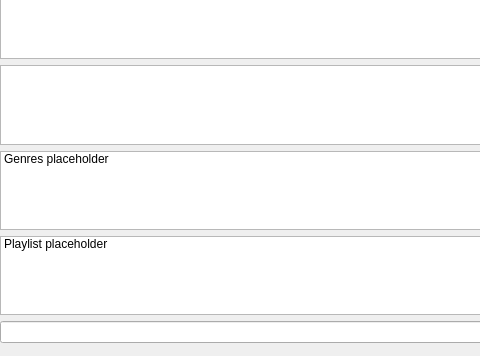
First picture: the form in musicwindow.ui, repository gidzzz/openmediaplayer, before the edit; both pictures show x 0 to 480 and y 124 to 480 of the 800 by 480 pixel window.
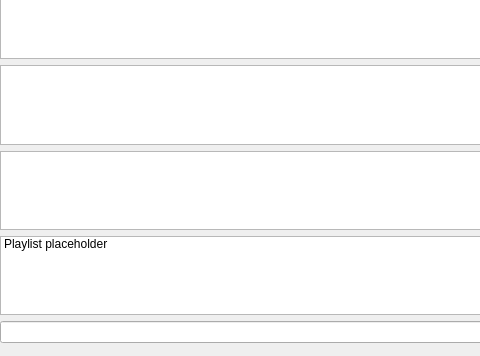
Second picture: the form after the edit. Custom widgets are drawn as their Qt base class.

Commit message: Take out genres placeholder

```diff
--- a/musicwindow.ui
+++ b/musicwindow.ui
@@ -106,11 +106,9 @@
      </item>
      <item>
       <widget class="QListWidget" name="genresList">
-       <item>
-        <property name="text">
-         <string>Genres placeholder</string>
-        </property>
-       </item>
+       <property name="alternatingRowColors">
+        <bool>true</bool>
+       </property>
       </widget>
      </item>
      <item>
```
